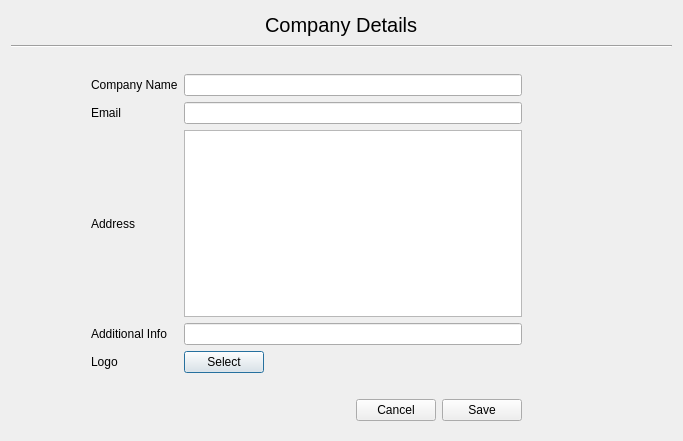
This is ownercompanydetailsgetter.ui in Gadheyan/DigiBill as Qt 5 draws it before an edit. The edited form follows.
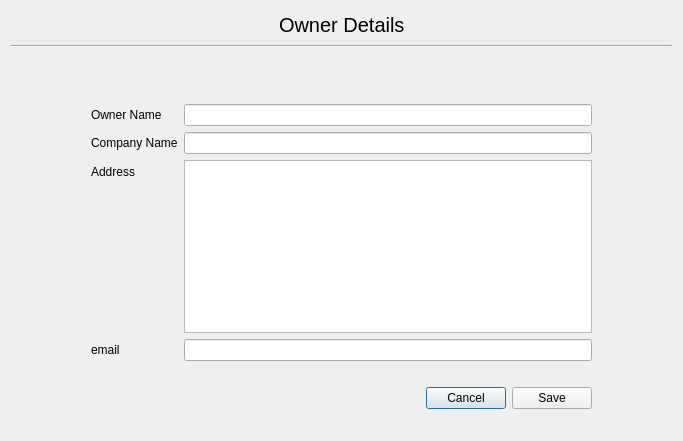
This is the edited form. Icons and pictures are not drawn.

Commit message: GUI and DB connection for owner and product

The edit to the form file:
```diff
--- a/ownercompanydetailsgetter.ui
+++ b/ownercompanydetailsgetter.ui
@@ -53,7 +53,7 @@
             </font>
            </property>
            <property name="text">
-            <string>Company Details</string>
+            <string>Owner Details</string>
            </property>
           </widget>
          </item>
@@ -91,12 +91,12 @@
       </layout>
      </item>
      <item>
-      <layout class="QGridLayout" name="gridLayout">
+      <layout class="QFormLayout" name="formLayout">
        <property name="leftMargin">
         <number>80</number>
        </property>
        <property name="topMargin">
-        <number>20</number>
+        <number>50</number>
        </property>
        <property name="rightMargin">
         <number>80</number>
@@ -104,82 +104,30 @@
        <property name="bottomMargin">
         <number>20</number>
        </property>
-       <item row="1" column="1">
-        <widget class="QLineEdit" name="email"/>
-       </item>
-       <item row="4" column="1">
-        <widget class="QPushButton" name="pushButton_3">
-         <property name="sizePolicy">
-          <sizepolicy hsizetype="Fixed" vsizetype="Fixed">
-           <horstretch>0</horstretch>
-           <verstretch>0</verstretch>
-          </sizepolicy>
-         </property>
-         <property name="text">
-          <string>Select</string>
-         </property>
-        </widget>
-       </item>
        <item row="0" column="0">
         <widget class="QLabel" name="label_2">
          <property name="text">
-          <string>Company Name</string>
-         </property>
-        </widget>
-       </item>
-       <item row="3" column="1">
-        <widget class="QLineEdit" name="additional_info"/>
-       </item>
-       <item row="2" column="1">
-        <widget class="QTextEdit" name="address"/>
-       </item>
-       <item row="4" column="0">
-        <widget class="QLabel" name="label_6">
-         <property name="text">
-          <string>Logo</string>
-         </property>
-        </widget>
-       </item>
-       <item row="3" column="0">
-        <widget class="QLabel" name="label_5">
-         <property name="text">
-          <string>Additional Info</string>
-         </property>
-        </widget>
-       </item>
-       <item row="1" column="0">
-        <widget class="QLabel" name="label_4">
-         <property name="text">
-          <string>Email</string>
+          <string>Owner Name</string>
          </property>
         </widget>
        </item>
        <item row="0" column="1">
-        <widget class="QLineEdit" name="company_name">
+        <widget class="QLineEdit" name="owner_name">
          <property name="enabled">
           <bool>true</bool>
          </property>
         </widget>
        </item>
-       <item row="1" column="2">
-        <widget class="QLabel" name="email_validation">
-         <property name="sizePolicy">
-          <sizepolicy hsizetype="Fixed" vsizetype="Fixed">
-           <horstretch>0</horstretch>
-           <verstretch>0</verstretch>
-          </sizepolicy>
-         </property>
-         <property name="minimumSize">
-          <size>
-           <width>64</width>
-           <height>0</height>
-          </size>
-         </property>
+       <item row="1" column="0">
+        <widget class="QLabel" name="label_4">
          <property name="text">
-          <string/>
+          <string>Company Name</string>
          </property>
         </widget>
        </item>
+       <item row="1" column="1">
+        <widget class="QLineEdit" name="company_name"/>
+       </item>
        <item row="2" column="0">
         <widget class="QLabel" name="label_3">
          <property name="text">
@@ -187,12 +135,25 @@
          </property>
         </widget>
        </item>
+       <item row="2" column="1">
+        <widget class="QTextEdit" name="address"/>
+       </item>
+       <item row="3" column="0">
+        <widget class="QLabel" name="label_5">
+         <property name="text">
+          <string>email</string>
+         </property>
+        </widget>
+       </item>
+       <item row="3" column="1">
+        <widget class="QLineEdit" name="email"/>
+       </item>
       </layout>
      </item>
      <item>
       <layout class="QHBoxLayout" name="horizontalLayout_3">
        <property name="rightMargin">
-        <number>150</number>
+        <number>80</number>
        </property>
        <property name="bottomMargin">
         <number>0</number>
@@ -250,21 +211,21 @@
        </item>
       </layout>
      </item>
-     <item>
-      <spacer name="verticalSpacer">
-       <property name="orientation">
-        <enum>Qt::Vertical</enum>
-       </property>
-       <property name="sizeHint" stdset="0">
-        <size>
-         <width>17</width>
-         <height>13</height>
-        </size>
-       </property>
-      </spacer>
-     </item>
     </layout>
    </item>
+   <item>
+    <spacer name="verticalSpacer">
+     <property name="orientation">
+      <enum>Qt::Vertical</enum>
+     </property>
+     <property name="sizeHint" stdset="0">
+      <size>
+       <width>20</width>
+       <height>40</height>
+      </size>
+     </property>
+    </spacer>
+   </item>
   </layout>
  </widget>
  <tabstops>
```
Left out of the diff: 12 changed lines with no effect on the pictures. The commit also changes 4 other files.
